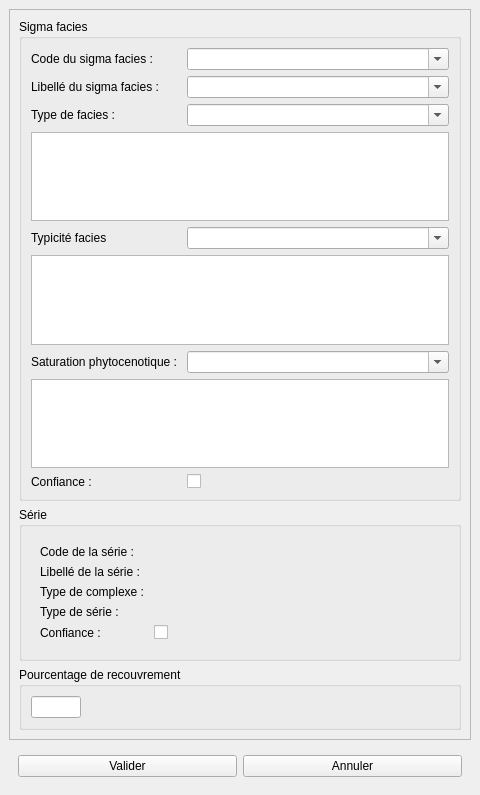
Above: src/ui/form_sigmaf_cat.ui from IGNF/saisie_carhab before the change. Below: the same form after it.
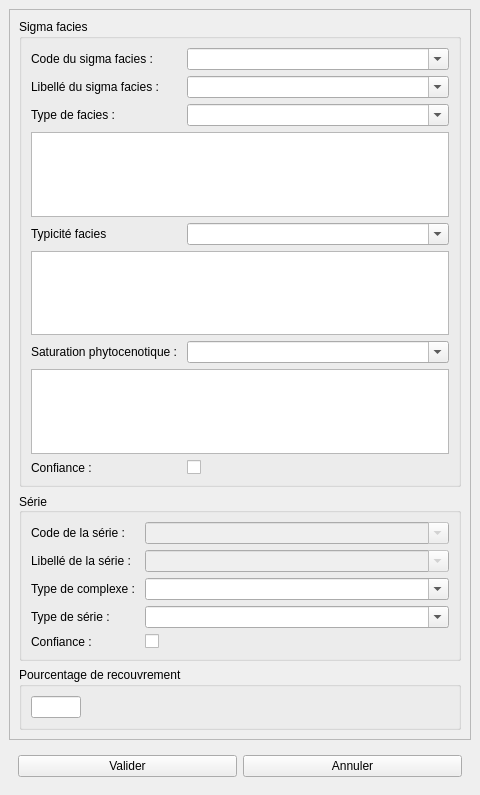
That is the form after the change.

The edit to the form file:
```diff
--- a/src/ui/form_sigmaf_cat.ui
+++ b/src/ui/form_sigmaf_cat.ui
@@ -146,81 +146,84 @@
           <property name="title">
            <string>Série</string>
           </property>
-          <layout class="QVBoxLayout" name="verticalLayout_3">
-           <item>
-            <widget class="QWidget" name="widget_serie" native="true">
+          <property name="alignment">
+           <set>Qt::AlignLeading|Qt::AlignLeft|Qt::AlignVCenter</set>
+          </property>
              <layout class="QFormLayout" name="formLayout_2">
-              <item row="0" column="0">
-               <widget class="QLabel" name="lb_code_ser">
-                <property name="text">
-                 <string>Code de la série :</string>
-                </property>
-               </widget>
-              </item>
-              <item row="1" column="0">
+           <item row="2" column="0">
                <widget class="QLabel" name="label_nom_sf_2">
                 <property name="text">
                  <string>Libellé de la série :</string>
                 </property>
                </widget>
               </item>
-              <item row="2" column="0">
+           <item row="3" column="0">
                <widget class="QLabel" name="label_2">
                 <property name="text">
                  <string>Type de complexe : </string>
                 </property>
                </widget>
               </item>
-              <item row="3" column="0">
+           <item row="3" column="1">
+            <widget class="QComboBox" name="type_cplx">
+             <property name="editable">
+              <bool>true</bool>
+             </property>
+            </widget>
+           </item>
+           <item row="4" column="0">
                <widget class="QLabel" name="label_8">
                 <property name="text">
                  <string>Type de série : </string>
                 </property>
                </widget>
               </item>
-              <item row="4" column="0">
+           <item row="4" column="1">
+            <widget class="QComboBox" name="type_serie">
+             <property name="editable">
+              <bool>true</bool>
+             </property>
+            </widget>
+           </item>
+           <item row="5" column="0">
                <widget class="QLabel" name="label">
                 <property name="text">
                  <string>Confiance :</string>
                 </property>
                </widget>
               </item>
-              <item row="4" column="1">
+           <item row="5" column="1">
                <widget class="QCheckBox" name="cfc_serie">
                 <property name="text">
                  <string/>
                 </property>
                </widget>
               </item>
-              <item row="0" column="1">
-               <widget class="QLabel" name="code_serie">
-                <property name="text">
-                 <string/>
-                </property>
-               </widget>
-              </item>
-              <item row="1" column="1">
-               <widget class="QLabel" name="lb_serie">
-                <property name="text">
-                 <string/>
-                </property>
-               </widget>
-              </item>
-              <item row="3" column="1">
-               <widget class="QLabel" name="type_serie">
-                <property name="text">
-                 <string/>
-                </property>
-               </widget>
-              </item>
               <item row="2" column="1">
-               <widget class="QLabel" name="type_cplx">
+            <widget class="QComboBox" name="lb_serie">
+             <property name="enabled">
+              <bool>false</bool>
+             </property>
+             <property name="editable">
+              <bool>true</bool>
+             </property>
+            </widget>
+           </item>
+           <item row="1" column="1">
+            <widget class="QComboBox" name="code_serie">
+             <property name="enabled">
+              <bool>false</bool>
+             </property>
+             <property name="editable">
+              <bool>true</bool>
+             </property>
+            </widget>
+           </item>
+           <item row="1" column="0">
+            <widget class="QLabel" name="label_nom_sf_4">
                 <property name="text">
-                 <string/>
-                </property>
-               </widget>
-              </item>
-             </layout>
+              <string>Code de la série :</string>
+             </property>
             </widget>
            </item>
           </layout>
```
Lines whose indentation alone changed are shown as unchanged.
